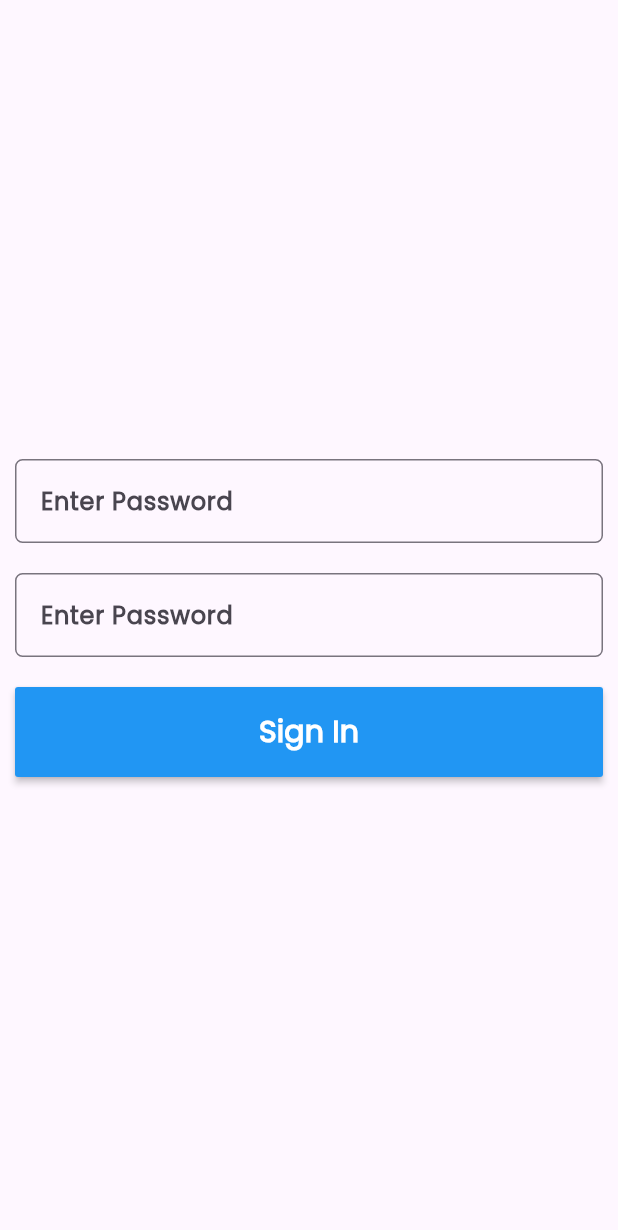
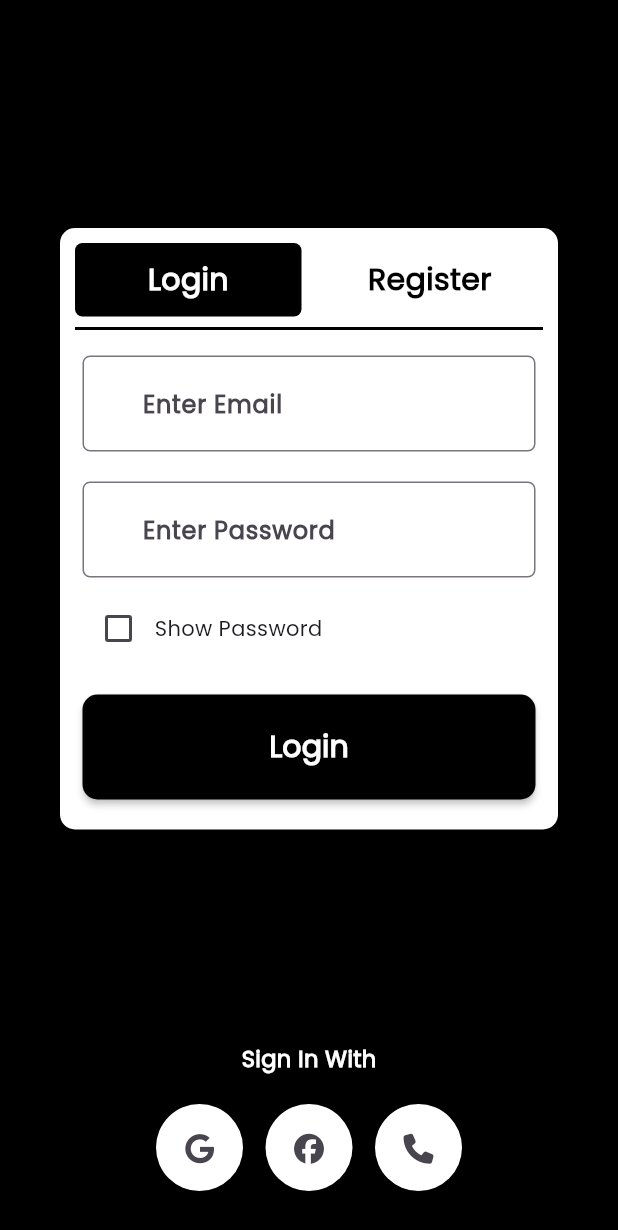
Before and after one commit to davidmax2x/Taskit, a Flutter app: the screen it shows after launch, on a phone screen of 412 x 824 dp. Shown: the top 1230 px of the screen. Run offline on Flutter 3.47's test engine with Material 3 defaults, Android fonts, the phone set to English and light mode, and no system bars; our stand-ins replace bottom_navy_bar, dot_navigation_bar, font_awesome_flutter, lucide_icons_flutter.

Commit message:
woked on transitions and main app ui

```diff
--- a/lib/Components/form_tf.dart
+++ b/lib/Components/form_tf.dart
@@ -16,12 +16,13 @@ class Form_tf extends StatelessWidget {
       obscureText: obscureText,
       controller: controller,
       decoration: InputDecoration(
+        contentPadding: const EdgeInsets.all(20),
         hintText: hint,
         hintStyle: const TextStyle(
           fontWeight: FontWeight.w600,
         ),
         border: const OutlineInputBorder(
-          gapPadding: 5,
+          gapPadding: 20,
           borderRadius: BorderRadius.all(
             Radius.circular(5),
           ),
--- /dev/null
+++ b/lib/Pages/login.dart
@@ -0,0 +1,86 @@
+import 'package:flutter/material.dart';
+import 'package:taskit/Components/form_tf.dart';
+import 'package:taskit/Dashboard.dart';
+import 'package:taskit/styles/button_styles.dart';
+import 'package:taskit/styles/checkbox_style.dart';
+
+class Login extends StatefulWidget {
+  Login(
+      {Key? key,
+      required this.emailController,
+      required this.passwordController})
+      : super(key: key);
+  TextEditingController emailController;
+  TextEditingController passwordController;
+
+  @override
+  State<Login> createState() => _LoginState();
+}
+
+class _LoginState extends State<Login> {
+  bool isObscure = false;
+
+  showPassword(bool? value) {
+    setState(() {
+      isObscure = value ?? true;
+    });
+  }
+
+  @override
+  Widget build(BuildContext context) {
+    return Column(
+      children: [
+        Form_tf(
+          controller: widget.emailController,
+          obscureText: false,
+          hint: 'Enter Email',
+        ),
+        const SizedBox(
+          height: 20,
+        ),
+        Form_tf(
+          controller: widget.passwordController,
+          obscureText: !isObscure,
+          hint: 'Enter Password',
+        ),
+        const SizedBox(
+          height: 10,
+        ),
+        Row(
+          mainAxisAlignment: MainAxisAlignment.start,
+          children: [
+            Checkbox(
+              value: isObscure,
+              onChanged: (value) => showPassword(value),
+              activeColor: checkBoxStyle['ActiveColor'],
+            ),
+            const Text('Show Password'),
+          ],
+        ),
+        const SizedBox(
+          height: 20,
+        ),
+        MaterialButton(
+          height: 70,
+          minWidth: 450,
+          padding: const EdgeInsets.symmetric(horizontal: 30, vertical: 10),
+          color: Colors.black,
+          onPressed: () {
+            setState(() {
+              Navigator.of(context).push(MaterialPageRoute(
+                builder: (context) => const Dashboard(),
+              ));
+            });
+          },
+          shape:
+              RoundedRectangleBorder(borderRadius: BorderRadius.circular(10)),
+          child: const Text(
+            'Login',
+            style: TextStyle(
+                color: Colors.white, fontSize: 20, fontWeight: FontWeight.w600),
+          ),
+        )
+      ],
+    );
+  }
+}
--- a/lib/login.dart
+++ /dev/null
@@ -1,61 +0,0 @@
-import 'package:flutter/material.dart';
-import 'package:taskit/Components/form_tf.dart';
-import 'package:taskit/Dashboard.dart';
-
-class Login extends StatelessWidget {
-  Login({Key? key}) : super(key: key);
-  TextEditingController user_name_controller = TextEditingController();
-  TextEditingController password_controller = TextEditingController();
-  @override
-  Widget build(BuildContext context) {
-    final width = MediaQuery.of(context).size.width;
-    return Scaffold(
-      body: Padding(
-        padding: const EdgeInsets.all(10.0),
-        child: Form(
-          autovalidateMode: AutovalidateMode.always,
-          child: Center(
-            child: Column(
-              mainAxisAlignment: MainAxisAlignment.center,
-              children: [
-                Form_tf(
-                  obscureText: false,
-                  hint: 'Enter Password',
-                  controller: user_name_controller,
-                ),
-                const SizedBox(
-                  height: 20,
-                ),
-                Form_tf(
-                  obscureText: true,
-                  hint: 'Enter Password',
-                  controller: password_controller,
-                ),
-                const SizedBox(
-                  height: 20,
-                ),
-                MaterialButton(
-                  height: 60,
-                  minWidth: width - 10,
-                  color: Colors.blue,
-                  onPressed: () {
-                    Navigator.of(context).push(MaterialPageRoute(
-                        builder: (context) => const Dashboard()));
-                  },
-                  child: const Text(
-                    'Sign In',
-                    style: TextStyle(
-                        fontSize: 20,
-                        color: Colors.white,
-                        fontWeight: FontWeight.w600,
-                        fontFamily: 'Poppins'),
-                  ),
-                )
-              ],
-            ),
-          ),
-        ),
-      ),
-    );
-  }
-}
--- /dev/null
+++ b/lib/login_or_Register.dart
@@ -0,0 +1,226 @@
+import 'package:flutter/material.dart';
+import 'package:font_awesome_flutter/font_awesome_flutter.dart';
+import 'package:taskit/Components/form_tf.dart';
+import 'package:taskit/Dashboard.dart';
+import 'package:taskit/Pages/login.dart';
+import 'package:taskit/Pages/register.dart';
+
+class Login_or_Register extends StatefulWidget {
+  Login_or_Register({Key? key}) : super(key: key);
+
+  @override
+  State<Login_or_Register> createState() => _Login_or_RegisterState();
+}
+
+class _Login_or_RegisterState extends State<Login_or_Register> {
+  TextEditingController userNameController = TextEditingController();
+
+  final TextEditingController passwordController = TextEditingController();
+  final TextEditingController emailController = TextEditingController();
+  final TextEditingController fullNameController = TextEditingController();
+
+  bool isSwitched = false;
+  void swap() {
+    setState(() {
+      isSwitched = !isSwitched;
+    });
+  }
+
+  @override
+  Widget build(BuildContext context) {
+    final width = MediaQuery.of(context).size.width;
+    return Scaffold(
+      backgroundColor: Colors.black,
+      body: Padding(
+        padding: const EdgeInsets.all(10.0),
+        child: Form(
+          autovalidateMode: AutovalidateMode.always,
+          child: Center(
+              child: Column(
+            crossAxisAlignment: CrossAxisAlignment.center,
+            children: [
+              const Spacer(),
+              Container(
+                  margin: const EdgeInsets.symmetric(horizontal: 30),
+                  padding: const EdgeInsets.all(10),
+                  decoration: BoxDecoration(
+                    color: Colors.white,
+                    borderRadius: BorderRadius.circular(10),
+                  ),
+                  child: Center(
+                    child: Column(
+                      children: [
+                        Row(
+                          mainAxisAlignment: MainAxisAlignment.center,
+                          children: [
+                            const SizedBox(
+                              height: 20,
+                            ),
+
+                            // sign In switch
+                            Expanded(
+                              flex: 1,
+                              child: GestureDetector(
+                                onTap: () {
+                                  swap();
+                                },
+                                child: Container(
+                                  padding:
+                                      const EdgeInsets.symmetric(vertical: 10),
+                                  decoration: BoxDecoration(
+                                    color: isSwitched
+                                        ? Colors.white
+                                        : Colors.black,
+                                    borderRadius: BorderRadius.circular(5),
+                                  ),
+                                  child: Center(
+                                    child: Text(
+                                      'Login',
+                                      style: TextStyle(
+                                        color: isSwitched
+                                            ? Colors.black
+                                            : Colors.white,
+                                        fontSize: 20,
+                                        fontWeight: FontWeight.w600,
+                                      ),
+                                    ),
+                                  ),
+                                ),
+                              ),
+                            ),
+                            const SizedBox(
+                              width: 10,
+                            ),
+
+                            // sign up switch
+                            Expanded(
+                              flex: 1,
+                              child: GestureDetector(
+                                onTap: () {
+                                  swap();
+                                },
+                                child: Container(
+                                  padding:
+                                      const EdgeInsets.symmetric(vertical: 10),
+                                  decoration: BoxDecoration(
+                                    color: isSwitched
+                                        ? Colors.black
+                                        : Colors.white,
+                                    borderRadius: BorderRadius.circular(5),
+                                  ),
+                                  child: Center(
+                                    child: Text(
+                                      'Register',
+                                      style: TextStyle(
+                                        fontSize: 20,
+                                        fontWeight: FontWeight.w600,
+                                        color: isSwitched
+                                            ? Colors.white
+                                            : Colors.black,
+                                      ),
+                                    ),
+                                  ),
+                                ),
+                              ),
+                            ),
+                          ],
+                        ),
+                        // const SizedBox(
+                        //   height: 20,
+                        // ),
+                        const Divider(
+                          thickness: 2,
+                          // height: 20,
+                          color: Colors.black,
+                        ),
+                        Container(
+                            padding: const EdgeInsets.symmetric(
+                              horizontal: 5,
+                              vertical: 10,
+                            ),
+                            child: isSwitched
+                                ? Register(
+                                    fullNameController: fullNameController,
+                                    emailController: emailController,
+                                    passwordController: passwordController)
+                                : Login(
+                                    emailController: emailController,
+                                    passwordController: passwordController))
+                      ],
+                    ),
+                  )),
+              const Spacer(),
+              const Text(
+                'Sign In With',
+                style: TextStyle(
+                  color: Colors.white,
+                  fontWeight: FontWeight.w600,
+                  fontSize: 15,
+                ),
+              ),
+              const SizedBox(
+                height: 20,
+              ),
+              Row(
+                mainAxisAlignment: MainAxisAlignment.center,
+                children: [
+                  Container(
+                    padding: const EdgeInsets.all(5),
+                    decoration: BoxDecoration(
+                      borderRadius: BorderRadius.circular(50),
+                      color: Colors.white,
+                    ),
+                    child: IconButton(
+                      onPressed: () {},
+                      icon: const FaIcon(
+                        FontAwesomeIcons.google,
+                        size: 20,
+                      ),
+                    ),
+                  ),
+                  const SizedBox(
+                    width: 15,
+                  ),
+                  Container(
+                    padding: const EdgeInsets.all(5),
+                    decoration: BoxDecoration(
+                      borderRadius: BorderRadius.circular(50),
+                      color: Colors.white,
+                    ),
+                    child: IconButton(
+                      onPressed: () {},
+                      icon: const FaIcon(
+                        FontAwesomeIcons.facebook,
+                        size: 20,
+                      ),
+                    ),
+                  ),
+                  const SizedBox(
+                    width: 15,
+                  ),
+                  Container(
+                    padding: const EdgeInsets.all(5),
+                    decoration: BoxDecoration(
+                      borderRadius: BorderRadius.circular(50),
+                      color: Colors.white,
+                    ),
+                    child: IconButton(
+                      onPressed: () {},
+                      icon: const FaIcon(
+                        FontAwesomeIcons.phone,
+                        size: 20,
+                      ),
+                    ),
+                  )
+                ],
+              ),
+              const SizedBox(
+                height: 20,
+              )
+            ],
+          )),
+        ),
+      ),
+    );
+  }
+}
--- a/lib/main.dart
+++ b/lib/main.dart
@@ -1,5 +1,5 @@
 import 'package:flutter/material.dart';
-import 'package:taskit/login.dart';
+import 'package:taskit/login_or_Register.dart';
 
 void main() => runApp(const MyApp());
 
@@ -14,10 +14,11 @@ class MyApp extends StatelessWidget {
       debugShowCheckedModeBanner: false,
       theme: ThemeData(
         // useMaterial3: false,
+        visualDensity: VisualDensity.adaptivePlatformDensity,
         primarySwatch: Colors.blue,
         fontFamily: 'Poppins',
       ),
-      home: Login(),
+      home: Login_or_Register(),
     );
   }
 }
--- /dev/null
+++ b/lib/styles/checkbox_style.dart
@@ -0,0 +1,5 @@
+import 'package:flutter/material.dart';
+
+Map<String, Color> checkBoxStyle = {
+  'ActiveColor': Colors.black,
+};
--- /dev/null
+++ b/lib/styles/theme.dart
@@ -0,0 +1,5 @@
+import 'package:flutter/material.dart';
+
+ThemeData darkTheme = ThemeData(
+  primaryColor: const Color.fromRGBO(0, 8, 20, 1),
+);
--- a/pubspec.yaml
+++ b/pubspec.yaml
@@ -9,8 +9,12 @@ environment:
 dependencies:
   flutter:
     sdk: flutter
-  water_drop_nav_bar: ^2.2.2
   text_style_editor: ^1.1.1
+  font_awesome_flutter: ^10.8.0
+  dot_navigation_bar: ^1.0.2
+  lucide_icons_flutter: ^1.2.5
+  gap: ^3.0.1
+  bottom_navy_bar: ^6.1.0
 
 dev_dependencies:
   flutter_test:
```
Also changed, not shown: lib/Dashboard.dart (+61 -13 lines), lib/Pages/register.dart (added, +88 -0 lines), lib/styles/button_styles.dart (added, +24 -0 lines).
